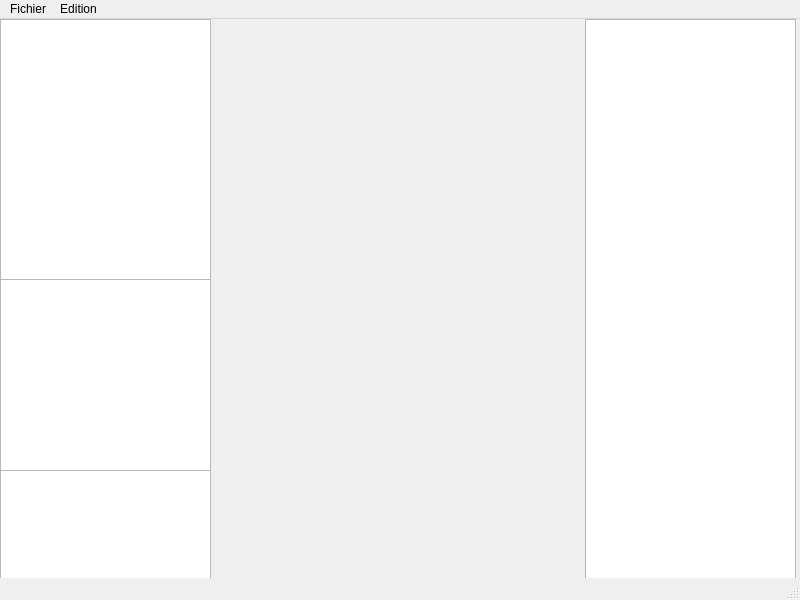
Qt form pluriNotes/plurinotes.ui (jberthomier/LO21_Projet) before a commit.
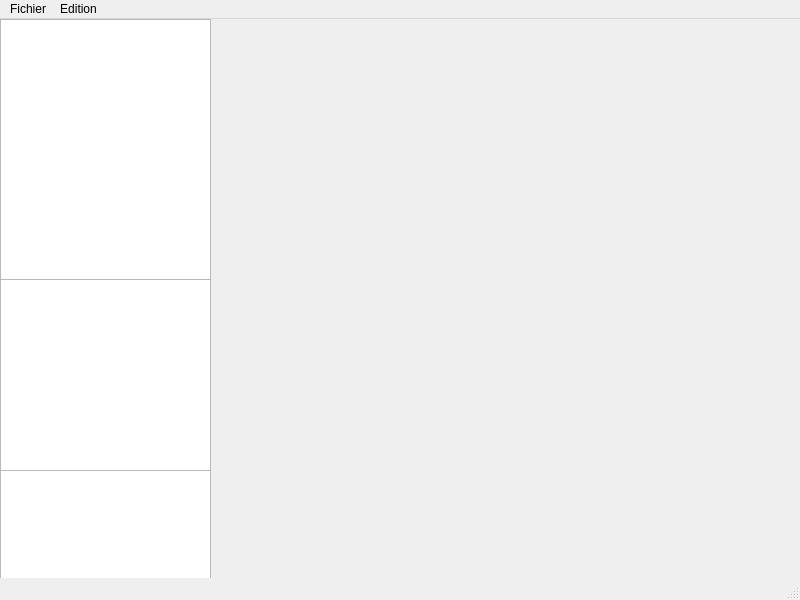
The same form after that commit.

```diff
--- a/pluriNotes/plurinotes.ui
+++ b/pluriNotes/plurinotes.ui
@@ -24,16 +24,6 @@
      </rect>
     </property>
    </widget>
-   <widget class="QTreeView" name="treeView">
-    <property name="geometry">
-     <rect>
-      <x>585</x>
-      <y>0</y>
-      <width>211</width>
-      <height>581</height>
-     </rect>
-    </property>
-   </widget>
    <widget class="QListWidget" name="archiveList">
     <property name="geometry">
      <rect>
```
Left out of the diff: 23 changed lines with no effect on the pictures.
